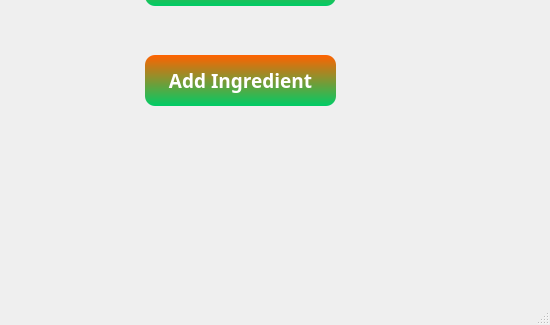
Above: 3_Solution/Client/DummyChefInterface/chefmainwindow.ui from CiocAlexandru/2025_CAM_DummyChef before the change; both pictures show x 1015 to 1565 and y 395 to 720 of the 1565 by 720 pixel window. Below: the same form after it.
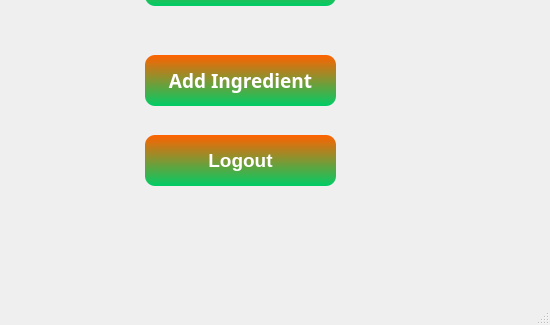
That is the form after the change.

The edit to the form file:
```diff
--- a/3_Solution/Client/DummyChefInterface/chefmainwindow.ui
+++ b/3_Solution/Client/DummyChefInterface/chefmainwindow.ui
@@ -129,6 +129,42 @@
      <string>Add Ingredient</string>
     </property>
    </widget>
+   <widget class="QPushButton" name="logoutButton">
+    <property name="geometry">
+     <rect>
+      <x>1160</x>
+      <y>530</y>
+      <width>191</width>
+      <height>51</height>
+     </rect>
+    </property>
+    <property name="styleSheet">
+     <string notr="true">QPushButton {
+    background: qlineargradient(x1:0, y1:0, x2:0, y2:1, stop:0 #FF6200, stop:1 #00CC66);
+    color: #FFFFFF;
+    border-radius: 10px;
+    border: none;
+    padding: 5px;
+    font-family: &quot;Poppins&quot;;
+    font-size: 14pt;
+    font-weight: 600;
+    box-shadow: 2px 2px 5px rgba(0, 0, 0, 0.3);
+}
+
+QPushButton:hover {
+    background: qlineargradient(x1:0, y1:0, x2:0, y2:1, stop:0 #00CC66, stop:1 #FF6200);
+    border: 2px solid #535AEF;
+}
+
+QPushButton:pressed {
+    background: qlineargradient(x1:0, y1:0, x2:0, y2:1, stop:0 #CC4E00, stop:1 #00994C);
+    border: 2px solid #4488CC;
+}</string>
+    </property>
+    <property name="text">
+     <string>Logout</string>
+    </property>
+   </widget>
   </widget>
   <widget class="QMenuBar" name="menubar">
    <property name="geometry">
```
